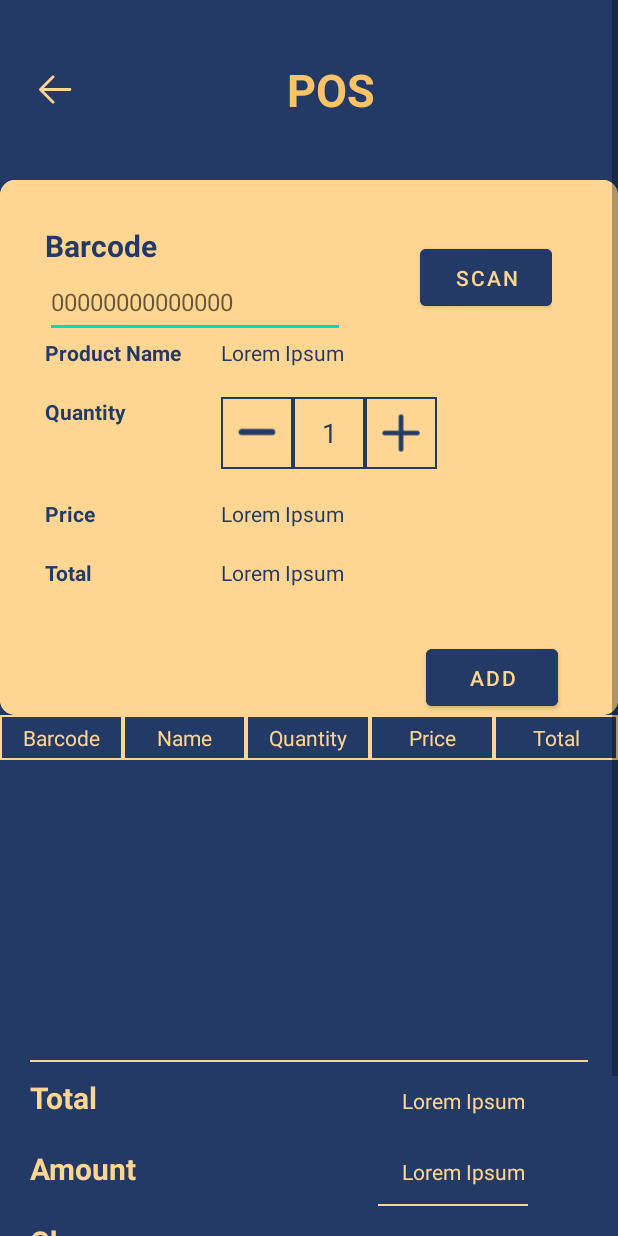
After one commit to dy-chrstn/Wonder-Pets_SwiftSell, an Android app: the PosActivity screen opened directly, with no data from a screen before it, on a phone screen of 412 x 824 dp. The commit adds this screen. Run offline under Robolectric (Android 15) with nearby library versions, the phone set to English and light mode, and no system bars.

Commit message:
POS Activity Added (Front End)

```diff
--- /dev/null
+++ b/app/src/main/java/com/example/scanit/PosActivity.kt
@@ -0,0 +1,11 @@
+package com.example.scanit
+
+import androidx.appcompat.app.AppCompatActivity
+import android.os.Bundle
+
+class PosActivity : AppCompatActivity() {
+    override fun onCreate(savedInstanceState: Bundle?) {
+        super.onCreate(savedInstanceState)
+        setContentView(R.layout.activity_pos)
+    }
+}
--- /dev/null
+++ b/app/src/main/res/drawable/add_btn.xml
@@ -0,0 +1,21 @@
+<?xml version="1.0" encoding="utf-8"?>
+<vector xmlns:android="http://schemas.android.com/apk/res/android"
+    android:width="15dp"
+    android:height="15dp"
+    android:viewportWidth="15"
+    android:viewportHeight="15">
+    <path
+        android:pathData="M7.5,11.875V3.125"
+        android:strokeLineJoin="round"
+        android:strokeWidth="1.25"
+        android:fillColor="#00000000"
+        android:strokeColor="#233A66"
+        android:strokeLineCap="round"/>
+    <path
+        android:pathData="M3.125,7.5H11.875"
+        android:strokeLineJoin="round"
+        android:strokeWidth="1.25"
+        android:fillColor="#00000000"
+        android:strokeColor="#233A66"
+        android:strokeLineCap="round"/>
+</vector>
--- /dev/null
+++ b/app/src/main/res/drawable/arrow_yellow.xml
@@ -0,0 +1,13 @@
+<?xml version="1.0" encoding="utf-8"?>
+<vector xmlns:android="http://schemas.android.com/apk/res/android"
+    android:width="24dp"
+    android:height="24dp"
+    android:viewportWidth="24"
+    android:viewportHeight="24">
+    <path
+        android:pathData="M5.25,11.25H20.25C20.449,11.25 20.64,11.329 20.78,11.47C20.921,11.61 21,11.801 21,12C21,12.199 20.921,12.39 20.78,12.53C20.64,12.671 20.449,12.75 20.25,12.75H5.25C5.051,12.75 4.86,12.671 4.72,12.53C4.579,12.39 4.5,12.199 4.5,12C4.5,11.801 4.579,11.61 4.72,11.47C4.86,11.329 5.051,11.25 5.25,11.25Z"
+        android:fillColor="#FFD691"/>
+    <path
+        android:pathData="M5.561,12L11.781,18.219C11.922,18.36 12.001,18.551 12.001,18.75C12.001,18.949 11.922,19.14 11.781,19.281C11.64,19.422 11.449,19.501 11.25,19.501C11.051,19.501 10.86,19.422 10.719,19.281L3.969,12.531C3.899,12.461 3.844,12.378 3.806,12.287C3.768,12.196 3.749,12.099 3.749,12C3.749,11.901 3.768,11.804 3.806,11.712C3.844,11.621 3.899,11.539 3.969,11.469L10.719,4.719C10.86,4.578 11.051,4.499 11.25,4.499C11.449,4.499 11.64,4.578 11.781,4.719C11.922,4.86 12.001,5.051 12.001,5.25C12.001,5.449 11.922,5.64 11.781,5.781L5.561,12Z"
+        android:fillColor="#FFD691"/>
+</vector>
--- /dev/null
+++ b/app/src/main/res/drawable/border.xml
@@ -0,0 +1,6 @@
+<?xml version="1.0" encoding="utf-8"?>
+<shape xmlns:android="http://schemas.android.com/apk/res/android">
+    <solid android:color="#00FFFFFF" />
+    <stroke android:color="@color/light_yellow" android:width="1dp" />
+
+</shape>
--- /dev/null
+++ b/app/src/main/res/drawable/quantity_btn.xml
@@ -0,0 +1,6 @@
+<?xml version="1.0" encoding="utf-8"?>
+<shape xmlns:android="http://schemas.android.com/apk/res/android">
+    <solid android:color="#00FFFFFF" />
+    <stroke android:color="@color/blue" android:width="1dp" />
+
+</shape>
--- /dev/null
+++ b/app/src/main/res/drawable/subtract_btn.xml
@@ -0,0 +1,10 @@
+<?xml version="1.0" encoding="utf-8"?>
+<vector xmlns:android="http://schemas.android.com/apk/res/android"
+    android:width="15dp"
+    android:height="15dp"
+    android:viewportWidth="15"
+    android:viewportHeight="15">
+    <path
+        android:pathData="M12.403,7.249C12.403,7.464 12.318,7.671 12.165,7.824C12.013,7.976 11.806,8.062 11.59,8.062H3.41C3.301,8.065 3.192,8.047 3.091,8.008C2.989,7.968 2.897,7.909 2.818,7.833C2.74,7.757 2.678,7.667 2.636,7.566C2.593,7.466 2.571,7.358 2.571,7.249C2.571,7.14 2.593,7.032 2.636,6.932C2.678,6.832 2.74,6.741 2.818,6.665C2.897,6.59 2.989,6.53 3.091,6.491C3.192,6.452 3.301,6.433 3.41,6.436H11.592C11.807,6.437 12.014,6.522 12.166,6.675C12.319,6.827 12.404,7.034 12.404,7.25L12.403,7.249Z"
+        android:fillColor="#233A66"/>
+</vector>
--- /dev/null
+++ b/app/src/main/res/layout/activity_pos.xml
@@ -0,0 +1,423 @@
+<?xml version="1.0" encoding="utf-8"?>
+
+<ScrollView android:layout_width="match_parent"
+    android:layout_height="wrap_content"
+    xmlns:android="http://schemas.android.com/apk/res/android">
+
+    <LinearLayout xmlns:android="http://schemas.android.com/apk/res/android"
+        xmlns:app="http://schemas.android.com/apk/res-auto"
+        android:layout_width="match_parent"
+        android:layout_height="match_parent"
+        android:background="@color/blue"
+        android:orientation="vertical">
+
+        <androidx.appcompat.widget.LinearLayoutCompat
+            android:layout_width="match_parent"
+            android:layout_height="120dp"
+            android:gravity="center"
+            android:orientation="horizontal">
+            <ImageView
+                android:contentDescription="@string/press_to_go_back_from_previous_activity"
+                android:layout_width="30dp"
+                android:layout_height="30dp"
+                android:src="@drawable/arrow_yellow" />
+            <View
+                android:layout_width="120dp"
+                android:layout_height="0dp"/>
+            <TextView
+                android:layout_width="wrap_content"
+                android:layout_height="wrap_content"
+                android:gravity="center"
+                android:text="@string/pos"
+                android:textColor="@color/yellow"
+                android:textSize="30sp"
+                android:textStyle="bold"
+                android:layout_marginEnd="120dp"
+                android:padding="20dp"
+                />
+        </androidx.appcompat.widget.LinearLayoutCompat>
+
+        <androidx.cardview.widget.CardView
+            android:layout_width="match_parent"
+            android:layout_height="wrap_content"
+            app:cardCornerRadius="10dp"
+            >
+
+            <androidx.appcompat.widget.LinearLayoutCompat
+                android:layout_width="match_parent"
+                android:layout_height="match_parent"
+
+                android:paddingTop="30dp"
+                android:paddingLeft="30dp"
+                android:paddingRight="30dp"
+                android:orientation="vertical"
+                android:background="@color/light_yellow">
+
+                <LinearLayout
+                    android:layout_width="wrap_content"
+                    android:layout_height="wrap_content"
+                    android:orientation="horizontal">
+
+                    <LinearLayout
+                        android:layout_width="wrap_content"
+                        android:layout_height="wrap_content"
+                        android:orientation="vertical">
+
+                        <TextView
+                            android:layout_width="wrap_content"
+                            android:layout_height="wrap_content"
+                            android:text="@string/barcode"
+                            android:textSize="20sp"
+                            android:textColor="@color/blue"
+                            android:textStyle="bold" />
+
+                        <EditText
+
+                            android:layout_width="200dp"
+                            android:layout_height="48dp"
+                            android:hint="@string/_00000000000000"
+                            android:textSize="16sp" />
+
+                    </LinearLayout>
+
+                    <Button
+                        android:layout_width="wrap_content"
+                        android:layout_height="50dp"
+                        android:text="@string/scan"
+                        android:textColor="@color/light_yellow"
+                        android:backgroundTint="@color/blue"
+                        android:layout_marginStart="50dp"
+                        android:layout_marginTop="10dp"/>
+                </LinearLayout>
+
+
+                <androidx.appcompat.widget.LinearLayoutCompat
+                    android:layout_width="match_parent"
+                    android:layout_height="wrap_content"
+                    android:orientation="vertical">
+
+                    <LinearLayout
+                        android:layout_width="match_parent"
+                        android:layout_height="wrap_content"
+                        android:orientation="horizontal"
+                        android:layout_marginBottom="20dp">
+
+                        <TextView
+                            android:layout_width="match_parent"
+                            android:layout_height="wrap_content"
+                            android:textColor="@color/blue"
+                            android:textStyle="bold"
+                            android:text="@string/product_name"
+                            android:layout_weight="2"/>
+
+                        <TextView
+                            android:layout_width="match_parent"
+                            android:layout_height="wrap_content"
+                            android:text="@string/lorem_ipsum"
+                            android:textColor="@color/blue"
+                            android:layout_weight="1"/>
+
+
+                    </LinearLayout>
+
+
+
+                    <LinearLayout
+                        android:layout_width="match_parent"
+                        android:layout_height="wrap_content"
+                        android:orientation="horizontal"
+                        android:layout_marginBottom="20dp">
+
+                        <TextView
+                            android:layout_width="match_parent"
+                            android:layout_height="wrap_content"
+                            android:layout_weight="2"
+                            android:textColor="@color/blue"
+                            android:textStyle="bold"
+                            android:text="@string/quantity"
+                            />
+
+                        <LinearLayout
+                            android:layout_width="match_parent"
+                            android:layout_height="wrap_content"
+                            android:layout_weight="1">
+
+
+                            <ImageButton
+                                android:contentDescription="@string/decrement_quantity"
+                                android:layout_width="48dp"
+                                android:layout_height="48dp"
+                                android:scaleType="fitCenter"
+                                app:srcCompat="@drawable/subtract_btn"
+                                android:background="@drawable/quantity_btn"
+                                android:padding="5dp"/>
+
+                            <TextView
+                                android:layout_width="48dp"
+                                android:layout_height="48dp"
+                                android:background="@drawable/quantity_btn"
+                                android:gravity="center"
+                                android:textColor="@color/blue"
+                                android:text="@string/_1"
+                                android:textSize="18sp" />
+                            <ImageButton
+                                android:contentDescription="@string/increment_quantity"
+                                android:layout_width="48dp"
+                                android:layout_height="48dp"
+                                android:scaleType="fitCenter"
+                                app:srcCompat="@drawable/add_btn"
+                                android:background="@drawable/quantity_btn"
+                                android:padding="5dp"/>
+                        </LinearLayout>
+
+
+                    </LinearLayout>
+
+
+                    <LinearLayout
+                        android:layout_width="match_parent"
+                        android:layout_height="wrap_content"
+                        android:orientation="horizontal"
+                        android:layout_marginBottom="20dp">
+
+                        <TextView
+                            android:layout_width="match_parent"
+                            android:layout_height="wrap_content"
+                            android:text="@string/price"
+                            android:textColor="@color/blue"
+                            android:textStyle="bold"
+                            android:layout_weight="2"/>
+
+                        <TextView
+                            android:layout_width="match_parent"
+                            android:layout_height="wrap_content"
+                            android:text="@string/lorem_ipsum"
+                            android:textColor="@color/blue"
+                            android:layout_weight="1"/>
+                    </LinearLayout>
+
+                    <LinearLayout
+                        android:layout_width="match_parent"
+                        android:layout_height="wrap_content"
+                        android:orientation="horizontal"
+                        android:layout_marginBottom="20dp">
+
+                        <TextView
+                            android:layout_width="match_parent"
+                            android:layout_height="wrap_content"
+                            android:text="@string/total"
+                            android:textColor="@color/blue"
+                            android:textStyle="bold"
+                            android:layout_weight="2"/>
+
+                        <TextView
+                            android:layout_width="match_parent"
+                            android:layout_height="wrap_content"
+                            android:textColor="@color/blue"
+                            android:text="@string/lorem_ipsum"
+                            android:layout_weight="1"/>
+                    </LinearLayout>
+
+
+                    <Button
+                        android:layout_width="wrap_content"
+                        android:layout_height="50dp"
+                        android:text="@string/add"
+                        android:layout_gravity="end"
+                        android:textColor="@color/light_yellow"
+                        android:backgroundTint="@color/blue"
+                        android:layout_marginTop="15dp"
+                        android:layout_marginEnd="10dp"
+                        />
+
+                </androidx.appcompat.widget.LinearLayoutCompat>
+
+
+
+            </androidx.appcompat.widget.LinearLayoutCompat>
+
+        </androidx.cardview.widget.CardView>
+        <TableLayout
+            android:layout_width="match_parent"
+            android:layout_height="wrap_content">
+
+            <TableRow>
+
+                <TextView
+                    android:layout_width="0dp"
+                    android:layout_height="wrap_content"
+                    android:layout_weight="1"
+                    android:text="@string/barcode"
+                    android:background="@drawable/border"
+                    android:padding="5dp"
+                    android:textAlignment="center"
+                    android:textColor="@color/light_yellow"/>
+
+                <TextView
+                    android:layout_width="0dp"
+                    android:layout_height="wrap_content"
+                    android:layout_weight="1"
+                    android:text="Name"
+                    android:background="@drawable/border"
+                    android:padding="5dp"
+                    android:textAlignment="center"
+                    android:textColor="@color/light_yellow"/>
+
+                <TextView
+                    android:layout_width="0dp"
+                    android:layout_height="wrap_content"
+                    android:layout_weight="1"
+                    android:text="@string/quantity"
+                    android:background="@drawable/border"
+                    android:padding="5dp"
+                    android:textAlignment="center"
+                    android:textColor="@color/light_yellow"/>
+
+                <TextView
+                    android:layout_width="0dp"
+                    android:layout_height="wrap_content"
+                    android:layout_weight="1"
+                    android:text="@string/price"
+                    android:background="@drawable/border"
+                    android:padding="5dp"
+                    android:textAlignment="center"
+                    android:textColor="@color/light_yellow"/>
+
+                <TextView
+                    android:layout_width="0dp"
+                    android:layout_height="wrap_content"
+                    android:layout_weight="1"
+                    android:text="@string/total"
+                    android:background="@drawable/border"
+                    android:padding="5dp"
+                    android:textAlignment="center"
+                    android:textColor="@color/light_yellow"/>
+
+            </TableRow>
+
+            <!-- Add more TableRow elements for additional rows -->
+
+        </TableLayout>
+
+        <androidx.appcompat.widget.LinearLayoutCompat
+            android:layout_width="match_parent"
+            android:layout_height="wrap_content"
+            android:layout_marginStart="20dp"
+            android:layout_marginEnd="20dp"
+            android:layout_marginTop="200dp"
+            android:orientation="vertical">
+            <View
+                android:layout_width="match_parent"
+                android:layout_height="1dp"
+                android:background="@color/light_yellow"
+                android:layout_marginBottom="10dp"/>
+            <LinearLayout
+                android:layout_width="match_parent"
+                android:layout_height="wrap_content"
+                android:orientation="horizontal"
+                android:layout_marginBottom="20dp">
+
+                <TextView
+                    android:layout_width="match_parent"
+                    android:layout_height="wrap_content"
+                    android:text="@string/total"
+                    android:layout_weight="1"
+                    android:textStyle="bold"
+                    android:textSize="20sp"
+                    android:textColor="@color/light_yellow"/>
+
+                <TextView
+                    android:layout_width="match_parent"
+                    android:layout_height="wrap_content"
+                    android:text="@string/lorem_ipsum"
+                    android:layout_weight="2"
+                    android:textColor="@color/light_yellow"/>
+            </LinearLayout>
+
+
+
+            <LinearLayout
+                android:layout_width="match_parent"
+                android:layout_height="wrap_content"
+                android:orientation="horizontal"
+                android:layout_marginBottom="10dp">
+
+                <TextView
+                    android:layout_width="match_parent"
+                    android:layout_height="wrap_content"
+                    android:text="@string/amount"
+                    android:layout_weight="1"
+                    android:textStyle="bold"
+                    android:textSize="20sp"
+                    android:textColor="@color/light_yellow"/>
+
+                <TextView
+                    android:layout_width="match_parent"
+                    android:layout_height="wrap_content"
+                    android:text="@string/lorem_ipsum"
+                    android:layout_weight="2"
+                    android:textColor="@color/light_yellow"/>
+
+            </LinearLayout>
+
+
+            <View
+                android:layout_width="100dp"
+                android:layout_height="1dp"
+                android:background="@color/light_yellow"
+                android:layout_marginBottom="10dp"
+                android:layout_gravity="end"
+                android:layout_marginEnd="40dp"/>
+
+            <LinearLayout
+                android:layout_width="match_parent"
+                android:layout_height="wrap_content"
+                android:orientation="horizontal">
+
+                <TextView
+                    android:layout_width="match_parent"
+                    android:layout_height="wrap_content"
+                    android:text="@string/change"
+                    android:layout_weight="1"
+                    android:textStyle="bold"
+                    android:textSize="20sp"
+                    android:textColor="@color/light_yellow"/>
+
+                <TextView
+                    android:layout_width="match_parent"
+                    android:layout_height="wrap_content"
+                    android:text="@string/lorem_ipsum"
+                    android:layout_weight="2"
+                    android:textColor="@color/light_yellow"/>
+            </LinearLayout>
+
+        </androidx.appcompat.widget.LinearLayoutCompat>
+
+        <androidx.appcompat.widget.LinearLayoutCompat
+            android:layout_width="match_parent"
+            android:layout_height="wrap_content"
+            android:gravity="end"
+            android:layout_marginTop="40dp">
+
+            <Button
+                android:layout_width="wrap_content"
+                android:layout_height="50dp"
+                android:layout_gravity="end"
+                android:layout_marginTop="15dp"
+                android:layout_marginEnd="10dp"
+                android:backgroundTint="@color/light_yellow"
+                android:text="@string/save"
+                android:textColor="@color/blue" />
+
+            <Button
+                android:layout_width="wrap_content"
+                android:layout_height="50dp"
+                android:layout_gravity="end"
+                android:layout_marginTop="15dp"
+                android:layout_marginEnd="10dp"
+                android:backgroundTint="@color/light_yellow"
+                android:text="@string/cancel"
+                android:textColor="@color/blue" />
+        </androidx.appcompat.widget.LinearLayoutCompat>
+    </LinearLayout>
+</ScrollView>
--- a/app/src/main/res/values/strings.xml
+++ b/app/src/main/res/values/strings.xml
@@ -79,6 +79,15 @@
     <string name="back_to_previous_activity">Back to Previous Activity</string>
     <string name="edit_information">Edit Information</string>
     <string name="product_image">Product Image</string>
+    <string name="cancel">Cancel</string>
+    <string name="lorem_ipsum">Lorem Ipsum</string>
+    <string name="total">Total</string>
+    <string name="_1">1</string>
+    <string name="decrement_quantity">Decrement Quantity</string>
+    <string name="increment_quantity">Increment Quantity</string>
+    <string name="add">Add</string>
+    <string name="amount">Amount</string>
+    <string name="change">Change</string>
 
     <style name="select_again">Select Again</style>
 </resources>
```
Also changed, not shown: app/src/main/AndroidManifest.xml (+7 -14 lines).
